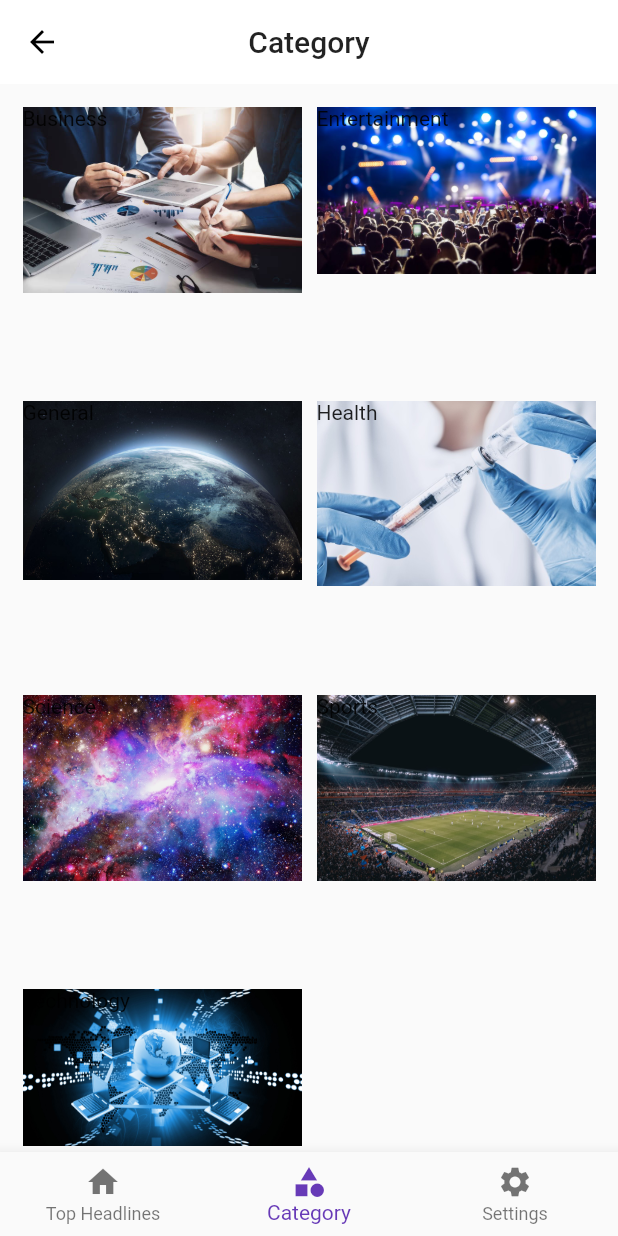
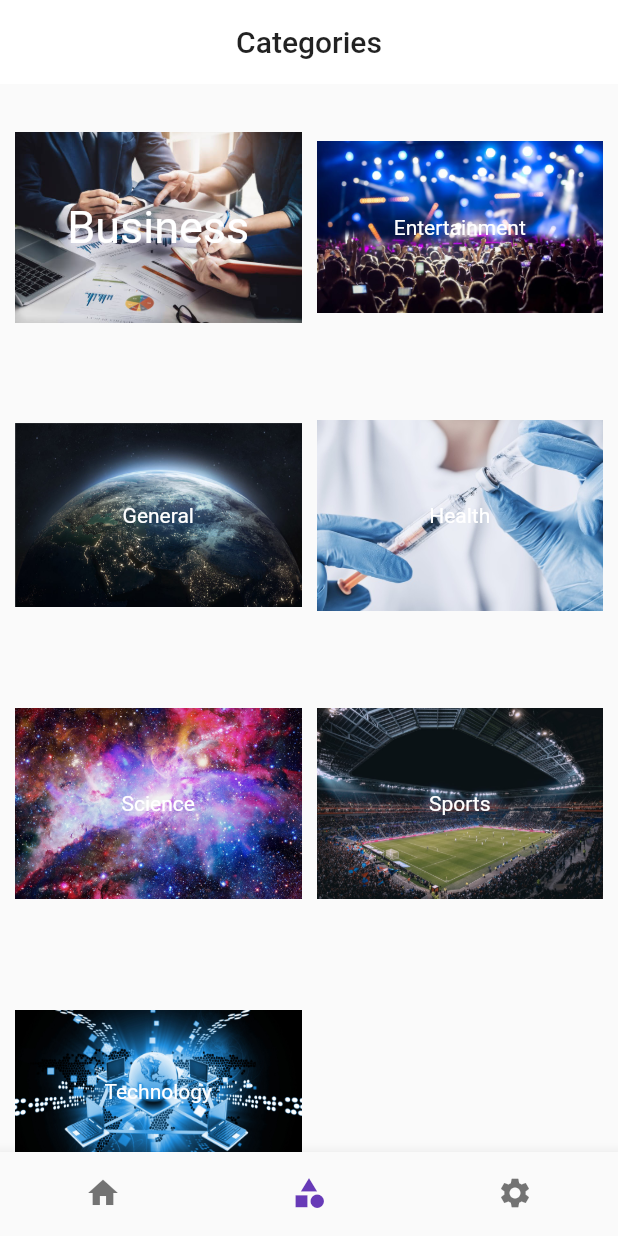
Before and after one commit to zinbrox/news_app_2, a Flutter app: the Home screen opened by its route, item 2 of the bottom bar chosen, on a phone screen of 412 x 824 dp. Run offline on Flutter 3.47's test engine with Material 2 defaults, Android fonts, the phone set to English and light mode, and no system bars; our stand-ins replace firebase_auth, firebase_core, google_sign_in, shared_preferences, webview_flutter; accounts and stored records are empty; network calls fail.

Commit message:
Added TabBar(only for headlines screen) and removed title from BottomNavigationBar

```diff
--- a/lib/blocs/color_styles.dart
+++ b/lib/blocs/color_styles.dart
@@ -49,7 +49,7 @@ class Styles {
       focusColor: isDarkTheme ? Color(0xff0B2512) : Color(0xffA8DAB5),
       disabledColor: Colors.grey,
       textSelectionColor: isDarkTheme ? Colors.white : Colors.black,
-      cardColor: isDarkTheme ? Color(0xFF151515) : Colors.white,
+      cardColor: isDarkTheme ? Colors.grey[900] : Colors.white,
       canvasColor: isDarkTheme ? Colors.black : Colors.grey[50],
       brightness: isDarkTheme ? Brightness.dark : Brightness.light,
       buttonTheme: Theme.of(context).buttonTheme.copyWith(
--- a/lib/pages/category_news.dart
+++ b/lib/pages/category_news.dart
@@ -19,8 +19,6 @@ class CategoryNews{
     if( jsonData['status'] == 'ok'){
       jsonData["articles"].forEach((element){
         if(element['urlToImage'] != null && element['description'] != null) {
-          print(element['title'].toString());
-          print("Huh");
           article = Article(
             title: element['title'],
             description: element['description'],
--- a/lib/pages/category_selection.dart
+++ b/lib/pages/category_selection.dart
@@ -12,9 +12,9 @@ class _Category_SelectionState extends State<Category_Selection> {
     return Container(
       child: GridView.count(
           primary: false,
-          padding: const EdgeInsets.all(15),
+          padding: const EdgeInsets.fromLTRB(10,0,10,0),
           crossAxisSpacing: 10,
-          mainAxisSpacing: 10,
+          mainAxisSpacing: 1,
           crossAxisCount: 2,
           children: <Widget>[
             GestureDetector(
@@ -22,13 +22,16 @@ class _Category_SelectionState extends State<Category_Selection> {
                 category="Business";
                 Navigator.pushNamed(context, '/home_news');
               },
-              child: Container(
               child: Stack(
+                alignment: Alignment.center,
                 children: <Widget>[
                   Image(image: AssetImage('assets/Business.jpg'),),
-                    Text("Business"),
+                  Text("Business",
+                    style: TextStyle(color: Colors.white,
+                      fontSize: 30.0,
+                    ),
+                  ),
                 ],
-                ),
               ),
             ),
             GestureDetector(
@@ -36,13 +39,12 @@ class _Category_SelectionState extends State<Category_Selection> {
                 category="Entertainment";
                 Navigator.pushNamed(context, '/home_news');
               },
-              child: Container(
               child: Stack(
+                alignment: Alignment.center,
                 children: <Widget>[
                   Image(image: AssetImage('assets/Entertainment.jpg'),),
-                    Text("Entertainment"),
+                  Text("Entertainment", style: TextStyle(color: Colors.white,),),
                 ],
-                ),
               ),
             ),
             GestureDetector(
@@ -50,13 +52,12 @@ class _Category_SelectionState extends State<Category_Selection> {
                 category="General";
                 Navigator.pushNamed(context, '/home_news');
               },
-              child: Container(
               child: Stack(
+                alignment: Alignment.center,
                 children: <Widget>[
                   Image(image: AssetImage('assets/General.jpg'),),
-                    Text("General"),
+                  Text("General", style: TextStyle(color: Colors.white,),),
                 ],
-                ),
               ),
             ),
             GestureDetector(
@@ -64,13 +65,12 @@ class _Category_SelectionState extends State<Category_Selection> {
                 category="Health";
                 Navigator.pushNamed(context, '/home_news');
               },
-              child: Container(
               child: Stack(
+                alignment: Alignment.center,
                 children: <Widget>[
                   Image(image: AssetImage('assets/Health.jpg'),),
-                    Text("Health"),
+                  Text("Health", style: TextStyle(color: Colors.white,),),
                 ],
-                ),
               ),
             ),
             GestureDetector(
@@ -80,9 +80,10 @@ class _Category_SelectionState extends State<Category_Selection> {
               },
               child: Container(
                 child: Stack(
+                  alignment: Alignment.center,
                   children: <Widget>[
                     Image(image: AssetImage('assets/Science.jpg'),),
-                    Text("Science"),
+                    Text("Science", style: TextStyle(color: Colors.white,),),
                   ],
                 ),
               ),
@@ -94,9 +95,10 @@ class _Category_SelectionState extends State<Category_Selection> {
               },
               child: Container(
                 child: Stack(
+                  alignment: Alignment.center,
                   children: <Widget>[
                     Image(image: AssetImage('assets/Sports.jpg'),),
-                    Text("Sports"),
+                    Text("Sports", style: TextStyle(color: Colors.white,),),
                   ],
                 ),
               ),
@@ -108,9 +110,10 @@ class _Category_SelectionState extends State<Category_Selection> {
               },
               child: Container(
                 child: Stack(
+                  alignment: Alignment.center,
                   children: <Widget>[
                     Image(image: AssetImage('assets/Technology.jpg'),),
-                    Text("Technology"),
+                    Text("Technology", style: TextStyle(color: Colors.white,),),
                   ],
                 ),
               ),
--- a/lib/pages/home.dart
+++ b/lib/pages/home.dart
@@ -17,23 +17,31 @@ class Home extends StatefulWidget {
 class _HomeState extends State<Home> {
 
   int _currentIndex = 0;
-  final tabNames = ["Headlines", "Category", "Settings"];
+  final tabNames = ["Headlines", "Categories", "Settings"];
   final tabs = [
     Home_News(),
     Category_Selection(),
     Settings_Page(),
-
   ];
   @override
   Widget build(BuildContext context) {
-    return Container(
+    return DefaultTabController(
+      length: 2,
       child: Scaffold(
         appBar: AppBar(
           title: Text(tabNames[_currentIndex].toString()),
           centerTitle: true,
+          automaticallyImplyLeading: false,
+          bottom: tabBarReturn(),
         ),
         bottomNavigationBar: bottomNavigationBarFunction(),
-        body: tabs[_currentIndex],
+        body: _currentIndex==0 ?
+        TabBarView(
+          children: [
+            Home_News(),
+            Home_News(),
+          ],
+        ) : tabs[_currentIndex],
 
       ),
     );
@@ -41,6 +49,8 @@ class _HomeState extends State<Home> {
   Widget bottomNavigationBarFunction()
   {
     return BottomNavigationBar(
+      showSelectedLabels: false,
+      showUnselectedLabels: false,
       selectedItemColor: Colors.deepPurple,
       currentIndex: _currentIndex,
       items: [
@@ -69,4 +79,14 @@ class _HomeState extends State<Home> {
     );
   }
 
+  Widget tabBarReturn() {
+    if(_currentIndex==0)
+    return TabBar(
+  tabs: [
+  Text("Worldwide"),
+  Text("India"),
+  ],
+  );
 }
+
+}
--- a/lib/pages/home_news.dart
+++ b/lib/pages/home_news.dart
@@ -28,7 +28,6 @@ class _Home_NewsState extends State<Home_News> {
     await news.getNews();
     newslist = news.news_articles;
     print("Back in original getNews()");
-    print(newslist[0].articleURL);
     setState(() {
 
     });
@@ -39,7 +38,6 @@ class _Home_NewsState extends State<Home_News> {
     await news.getCategoryNews(category);
     newslist = news.news_articles;
     print("Back in original getNews()");
-    print(newslist[0].articleURL);
     setState(() {
 
     });
```
Also changed, not shown: lib/pages/news.dart (+0 -52 lines). Lines whose indentation alone changed are shown as unchanged.
